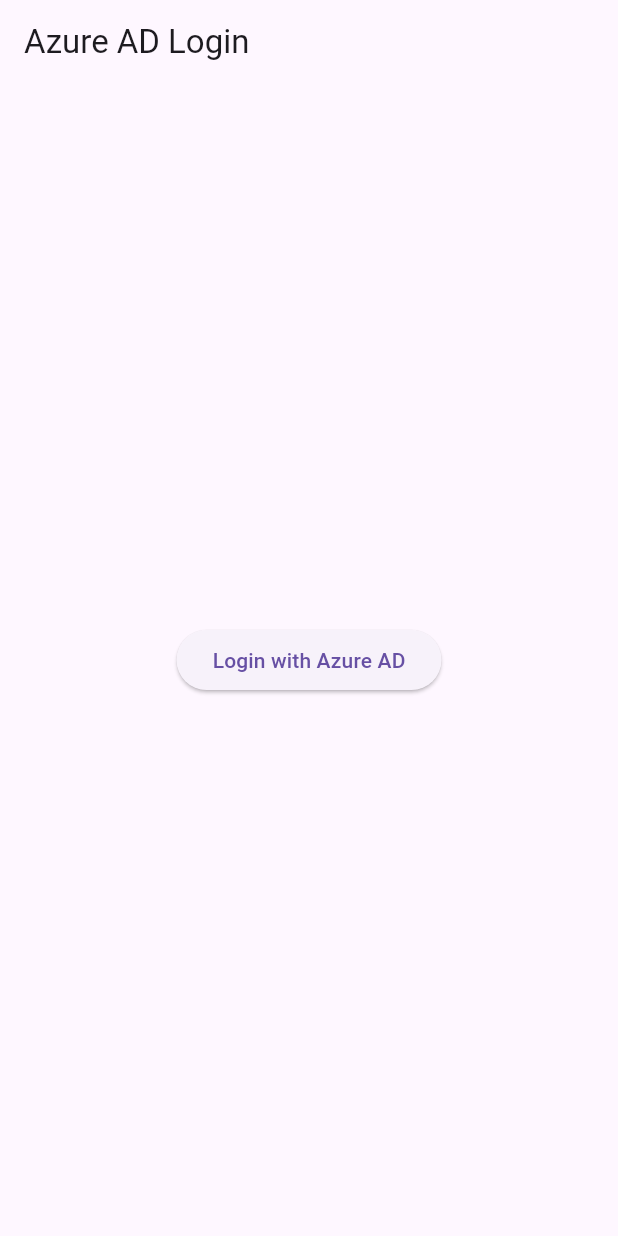
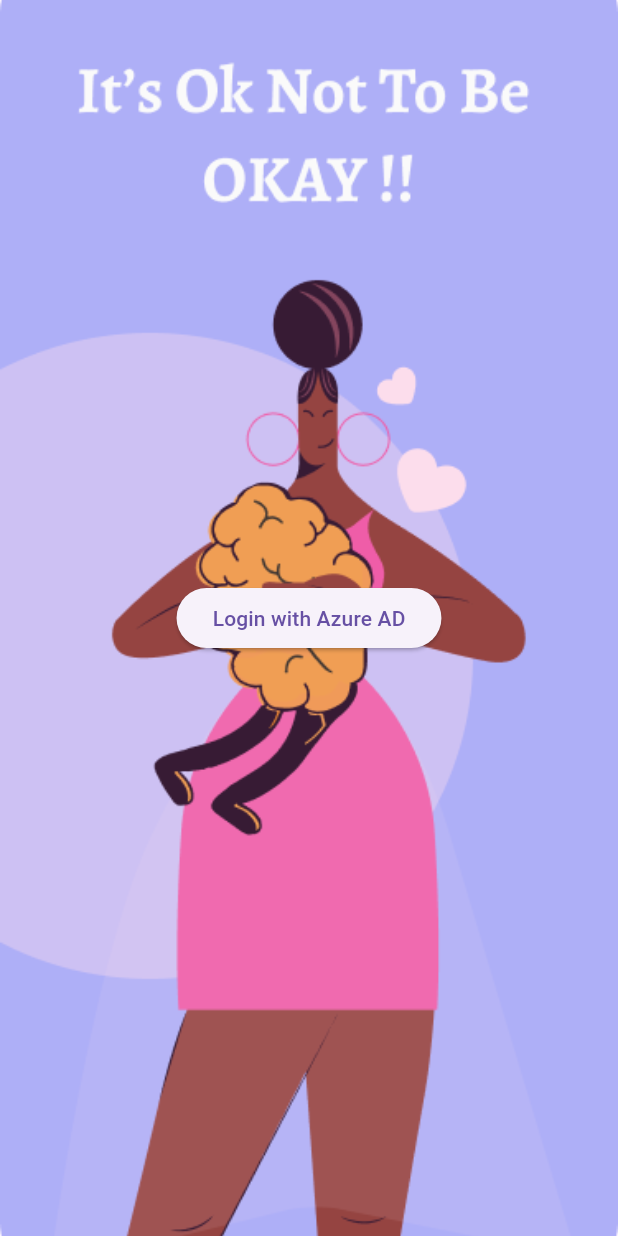
Before and after one commit to nmnhi/flutter_auth_zure, a Flutter app: the screen it shows after launch, on a phone screen of 412 x 824 dp. Run offline on Flutter 3.47's test engine with Material 3 defaults, Android fonts, the phone set to English and light mode, and no system bars; our stand-ins replace equatable, flutter_bloc, get_it, shared_preferences; missing offline and left inert: aad_oauth.

Commit message:
first commit

```diff
--- a/lib/features/auth/presentation/pages/auth_page.dart
+++ b/lib/features/auth/presentation/pages/auth_page.dart
@@ -8,10 +8,14 @@
   @override
   Widget build(BuildContext context) {
     return Scaffold(
-      appBar: AppBar(
-        title: const Text("Azure AD Login"),
+      body: Stack(
+        fit: StackFit.expand,
+        children: [
+          Image.asset(
+            "assets/images/background_image.png",
+            fit: BoxFit.cover,
           ),
-      body: BlocConsumer<AuthBloc, AuthState>(
+          BlocConsumer<AuthBloc, AuthState>(
             listener: (context, state) {
               if (state is Authenticated) {
                 ScaffoldMessenger.of(context).showSnackBar(
@@ -60,6 +64,8 @@
               return const Center(child: Text("No data"));
             },
           ),
+        ],
+      ),
     );
   }
 }
--- a/pubspec.yaml
+++ b/pubspec.yaml
@@ -1,6 +1,6 @@
 name: auth_azure
 description: "A new Flutter project."
-publish_to: 'none'
+publish_to: "none"
 version: 0.1.0
 
 environment:
@@ -22,3 +22,5 @@
 
 flutter:
   uses-material-design: true
+  assets:
+    - assets/images/background_image.png
```
Also changed, not shown: assets/images/background_image.png (added). Lines whose indentation alone changed are shown as unchanged.
